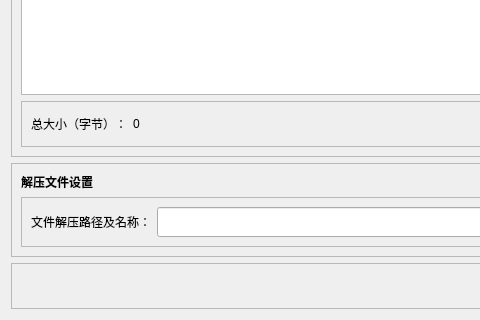
Old version of the form QTHuffman_Compress/decomdialog.ui in the repository 1234-bai/Huffman_Compress; both pictures show x 0 to 480 and y 369 to 689 of the 870 by 689 pixel window.
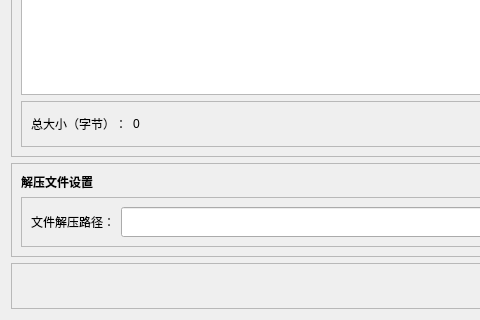
New version of the form.

```diff
--- a/QTHuffman_Compress/decomdialog.ui
+++ b/QTHuffman_Compress/decomdialog.ui
@@ -195,7 +195,7 @@
             </size>
            </property>
            <property name="text">
-            <string>文件解压路径及名称：</string>
+            <string>文件解压路径：</string>
            </property>
           </widget>
          </item>
```
